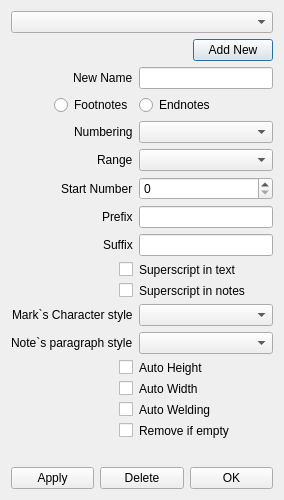
First picture: the form in Scribus/scribus/ui/notesstyleseditor.ui, repository AlterScribus/ece15, before the edit.
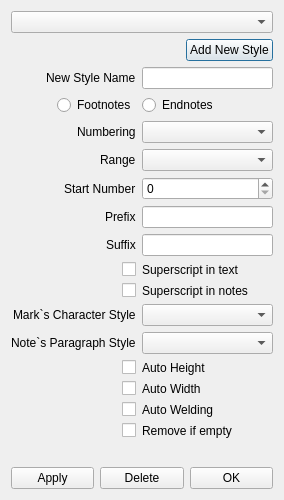
Second picture: the form after the edit. Custom widgets are drawn as their Qt base class.

Commit message: Add languge changing string for Notes Style Editor.

```diff
--- a/Scribus/scribus/ui/notesstyleseditor.ui
+++ b/Scribus/scribus/ui/notesstyleseditor.ui
@@ -62,7 +62,7 @@
        <item>
         <widget class="QPushButton" name="NewButton">
          <property name="text">
-          <string>Add New</string>
+          <string>Add New Style</string>
          </property>
         </widget>
        </item>
@@ -82,7 +82,7 @@
        <item row="0" column="0">
         <widget class="QLabel" name="NewNameLabel">
          <property name="text">
-          <string>New Name</string>
+          <string>New Style Name</string>
          </property>
         </widget>
        </item>
@@ -220,7 +220,7 @@
           <number>2</number>
          </property>
          <property name="text">
-          <string>Mark`s Character style</string>
+          <string>Mark`s Character Style</string>
          </property>
          <property name="textFormat">
           <enum>Qt::RichText</enum>
@@ -240,7 +240,7 @@
        <item row="10" column="0">
         <widget class="QLabel" name="paraStyleComboLabel">
          <property name="text">
-          <string>Note`s paragraph style</string>
+          <string>Note`s Paragraph Style</string>
          </property>
         </widget>
        </item>
```
Left out of the diff: 2 changed lines with no effect on the pictures. The commit also changes 1 other file.
